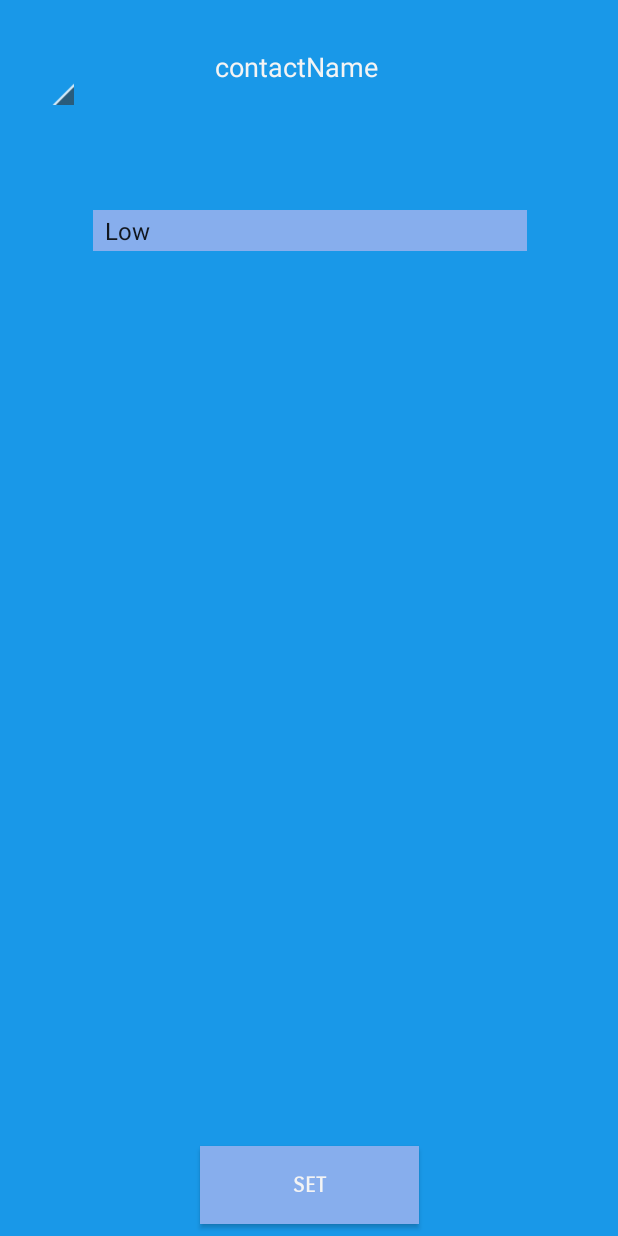
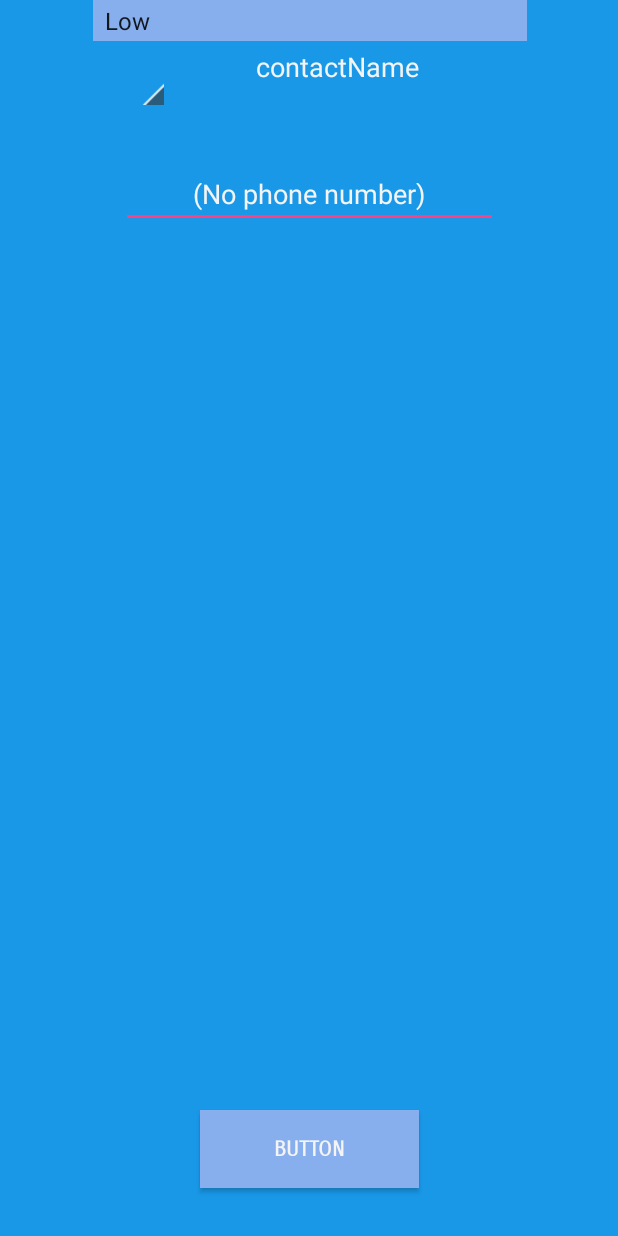
Before and after one commit to aarya1995/CallYourMother, an Android app: the screen it shows after launch (AddContactsActivity), after a tap on "ADD NEW CONTACTS", on a phone screen of 412 x 824 dp. Run offline under Robolectric (Android 15) with nearby library versions, the phone set to English and light mode, and no system bars; 1 statement that could not run was skipped.

Commit message:
custom listview update

```diff
--- /dev/null
+++ b/app/src/main/java/com/example/alcar/callyourmother/CustomAdapter.java
@@ -0,0 +1,131 @@
+package com.example.alcar.callyourmother;
+import android.app.Activity;
+import android.content.Context;
+import android.content.res.Resources;
+import android.util.Log;
+import android.view.LayoutInflater;
+import android.view.View;
+import android.view.ViewGroup;
+import android.widget.BaseAdapter;
+import android.widget.TextView;
+
+import java.util.ArrayList;
+
+public class CustomAdapter extends BaseAdapter   implements View.OnClickListener {
+
+    /*********** Declare Used Variables *********/
+    private Activity activity;
+    private ArrayList data;
+    private static LayoutInflater inflater=null;
+    public Resources res;
+    ListModel tempValues=null;
+    int i=0;
+
+    /*************  CustomAdapter Constructor *****************/
+    public CustomAdapter(Activity a, ArrayList d,Resources resLocal) {
+
+        /********** Take passed values **********/
+        activity = a;
+        data=d;
+        res = resLocal;
+
+        /***********  Layout inflator to call external xml layout () ***********/
+        inflater = ( LayoutInflater )activity.
+                getSystemService(Context.LAYOUT_INFLATER_SERVICE);
+
+    }
+
+    /******** What is the size of Passed Arraylist Size ************/
+    public int getCount() {
+
+        if(data.size()<=0)
+            return 1;
+        return data.size();
+    }
+
+    public Object getItem(int position) {
+        return position;
+    }
+
+    public long getItemId(int position) {
+        return position;
+    }
+
+    /********* Create a holder Class to contain inflated xml file elements *********/
+    public static class ViewHolder{
+
+        public TextView contactName;
+
+
+
+    }
+
+    /****** Depends upon data size called for each row , Create each ListView row *****/
+    public View getView(int position, View convertView, ViewGroup parent) {
+
+        View vi = convertView;
+        ViewHolder holder;
+
+        if(convertView==null){
+
+            /****** Inflate tabitem.xml file for each row ( Defined below ) *******/
+            vi = inflater.inflate(R.layout.activity_main, null);
+
+            /****** View Holder Object to contain tabitem.xml file elements ******/
+
+            holder = new ViewHolder();
+            holder.contactName = (TextView) vi.findViewById(R.id.contactName);
+
+            /************  Set holder with LayoutInflater ************/
+            vi.setTag( holder );
+        }
+        else
+            holder=(ViewHolder)vi.getTag();
+
+        if(data.size()<=0)
+        {
+            holder.contactName.setText("UnKnown");
+
+        }
+        else
+        {
+            /***** Get each Model object from Arraylist ********/
+            tempValues=null;
+            tempValues = ( ListModel ) data.get( position );
+
+            /************  Set Model values in Holder elements ***********/
+
+            holder.contactName.setText( tempValues.getContactName());
+
+            /******** Set Item Click Listner for LayoutInflater for each row *******/
+
+            vi.setOnClickListener(new OnItemClickListener( position ));
+        }
+        return vi;
+    }
+
+    @Override
+    public void onClick(View v) {
+        Log.v("CustomAdapter", "=====Row button clicked=====");
+    }
+
+    /********* Called when Item click in ListView ************/
+    private class OnItemClickListener  implements View.OnClickListener {
+        private int mPosition;
+
+        OnItemClickListener(int position){
+            mPosition = position;
+        }
+
+        @Override
+        public void onClick(View arg0) {
+
+
+            MainActivity sct = (MainActivity) activity;
+
+            /****  Call  onItemClick Method inside CustomListViewAndroidExample Class ( See Below )****/
+
+            sct.onItemClick(mPosition);
+        }
+    }
+}
--- /dev/null
+++ b/app/src/main/java/com/example/alcar/callyourmother/ListModel.java
@@ -0,0 +1,17 @@
+package com.example.alcar.callyourmother;
+
+/**
+ * Created by ViperGX on 11/19/2017.
+ */
+
+public class ListModel {
+    private String contactName = "";
+
+    public void setContactName(String contactName){
+        this.contactName = contactName;
+    }
+
+    public String getContactName(){
+        return this.contactName;
+    }
+}
--- a/app/src/main/java/com/example/alcar/callyourmother/MainActivity.java
+++ b/app/src/main/java/com/example/alcar/callyourmother/MainActivity.java
@@ -2,13 +2,22 @@
 
 import android.content.Intent;
 import android.app.Activity;
+import android.content.res.Resources;
 import android.os.Bundle;
 import android.view.View;
 import android.widget.Button;
+import android.widget.ListView;
+import android.widget.Toast;
+
+import java.util.ArrayList;
 
 
 public class MainActivity extends Activity {
 
+    ListView list;
+    CustomAdapter adapter;
+    public  MainActivity CustomListView = null;
+    public ArrayList<ListModel> CustomListViewValuesArr = new ArrayList<ListModel>();
     @Override
     protected void onCreate(Bundle savedInstanceState) {
         super.onCreate(savedInstanceState);
@@ -21,5 +30,49 @@
                 startActivity(i);
             }
         });
+
+        CustomListView = this;
+
+        /******** Take some data in Arraylist ( CustomListViewValuesArr ) ***********/
+        setListData();
+
+        Resources res =getResources();
+        list = ( ListView )findViewById( R.id.existingPriority );  // List defined in XML ( See Below )
+
+        /**************** Create Custom Adapter *********/
+        adapter=new CustomAdapter( CustomListView, CustomListViewValuesArr,res );
+        list.setAdapter( adapter );
+    }
+
+    /****** Function to set data in ArrayList *************/
+    public void setListData()
+    {
+
+        for (int i = 0; i < 11; i++) {
+
+            final ListModel sched = new ListModel();
+
+            /******* Firstly take data in model object ******/
+            sched.setContactName("Contact Name");
+
+            /******** Take Model Object in ArrayList **********/
+            CustomListViewValuesArr.add( sched );
+        }
+
+    }
+
+
+    /*****************  This function used by adapter ****************/
+    public void onItemClick(int mPosition)
+    {
+        ListModel tempValues = ( ListModel ) CustomListViewValuesArr.get(mPosition);
+
+
+        // SHOW ALERT
+
+        Toast.makeText(CustomListView,
+                ""+tempValues.getContactName(),
+                Toast.LENGTH_LONG)
+                .show();
     }
 }
--- a/app/src/main/res/layout/edit_priority.xml
+++ b/app/src/main/res/layout/edit_priority.xml
@@ -12,16 +12,18 @@
         android:id="@+id/quickContactBadge"
         android:layout_width="49dp"
         android:layout_height="42dp"
+        android:layout_marginStart="60dp"
         android:layout_marginTop="28dp"
         app:layout_constraintStart_toStartOf="parent"
         app:layout_constraintTop_toTopOf="parent"
-        app:srcCompat="@android:drawable/sym_contact_card"
-        tools:layout_editor_absoluteX="60dp" />
+        app:srcCompat="@android:drawable/sym_contact_card"/>
 
     <TextView
         android:id="@+id/contactName"
         android:layout_width="174dp"
         android:layout_height="36dp"
+        android:layout_marginEnd="56dp"
+        android:layout_marginStart="8dp"
         android:layout_marginTop="32dp"
         android:text="contactName"
         android:textAlignment="center"
@@ -30,24 +32,23 @@
         app:layout_constraintEnd_toEndOf="parent"
         app:layout_constraintHorizontal_bias="0.324"
         app:layout_constraintStart_toEndOf="@+id/quickContactBadge"
-        app:layout_constraintTop_toTopOf="parent"
-        tools:layout_editor_absoluteX="129dp" />
+        app:layout_constraintTop_toTopOf="parent"/>
 
     <Button
         android:id="@+id/set"
         style="@style/Widget.AppCompat.Button"
         android:layout_width="146dp"
         android:layout_height="52dp"
-        android:layout_marginBottom="8dp"
+        android:layout_marginBottom="32dp"
         android:background="#87aeed"
         android:fontFamily="sans-serif-smallcaps"
-        android:text="Set"
+        android:text="Button"
         android:textColor="#f4f4f4"
         android:textStyle="bold"
         app:layout_constraintBottom_toBottomOf="parent"
         app:layout_constraintLeft_toLeftOf="parent"
         app:layout_constraintRight_toRightOf="parent"
-        tools:text="Set" />
+        tools:text="Set"/>
 
     <Spinner
         android:id="@+id/selectPriority"
@@ -56,10 +57,22 @@
         android:background="#87aeed"
         android:entries="@array/priorityLevel"
         android:popupBackground="#87aeed"
-
+        app:layout_constraintHorizontal_bias="0.505"
         app:layout_constraintLeft_toLeftOf="parent"
         app:layout_constraintRight_toRightOf="parent"
-        app:layout_constraintTop_toTopOf="parent"
-        android:layout_marginTop="140dp"
-        app:layout_constraintHorizontal_bias="0.505" />
+        tools:layout_editor_absoluteY="181dp"/>
+
+    <EditText
+        android:id="@+id/phoneNumber"
+        android:layout_width="251dp"
+        android:layout_height="40dp"
+        android:layout_marginTop="44dp"
+        android:ems="10"
+        android:inputType="textPersonName"
+        android:text="@android:string/emptyPhoneNumber"
+        android:textAlignment="center"
+        android:textColor="#f4f4f4"
+        app:layout_constraintLeft_toLeftOf="parent"
+        app:layout_constraintRight_toRightOf="parent"
+        app:layout_constraintTop_toBottomOf="@+id/contactName"/>
 </android.support.constraint.ConstraintLayout>
```
Also changed, not shown: app/src/main/res/layout/activity_main.xml (+18 -16 lines), app/src/main/res/layout/select_existing_priority.xml (deleted, +0 -17 lines), app/src/main/res/layout/single_list_priority.xml (added, +49 -0 lines).
